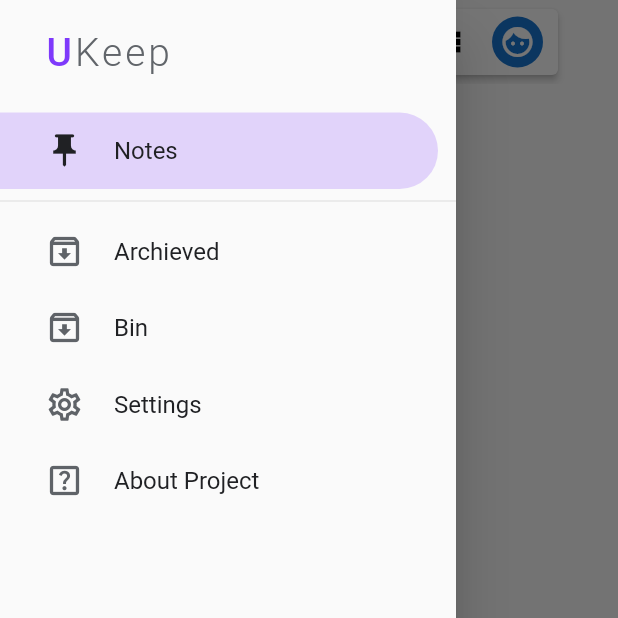
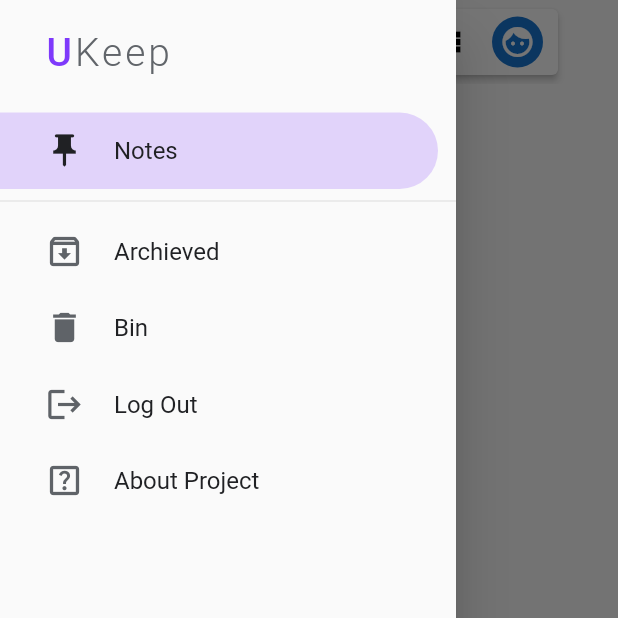
Before and after one commit to Adenugakolade-02/ukeep, a Flutter app: the screen it shows once a user with an empty profile is signed in, with the side drawer open, on a phone screen of 412 x 824 dp, the top half of it. Run offline on Flutter 3.47's test engine with Material 2 defaults, Android fonts, the phone set to English and light mode, and no system bars; our stand-ins replace cloud_firestore, firebase_auth, firebase_core; missing offline and left inert: collection_ext, flutterfire_ui; accounts and stored records are empty; statements that could not run were skipped.

Commit message:
documented and refactored the code

```diff
--- a/lib/models/commands.dart
+++ /dev/null
@@ -1,40 +0,0 @@
-import 'package:flutter/foundation.dart';
-import 'package:ukeep/imports/models.dart';
-
-@immutable
-abstract class INotecommand{
-  void execute();
-  void getTitle() => '';
-  void undo();
-}
-
-
-class NoteCommand implements INotecommand{
-
-  final String id;
-  final String uid;
-  final NoteState from;
-  final NoteState to;
-
-  NoteCommand(
-    this.id,
-    this.uid,
-    this.from,
-    this.to
-  );
-  @override
-  void execute() {
-    // TODO: implement execute
-  }
-
-  @override
-  void getTitle() {
-    // TODO: implement getTitle
-  }
-
-  @override
-  void undo() {
-    // TODO: implement undo
-  }
-
-}
--- a/lib/route_generator.dart
+++ b/lib/route_generator.dart
@@ -1,6 +1,7 @@
 import 'package:flutter/material.dart';
 import 'package:ukeep/models/note.dart';
 import 'package:ukeep/screens/noteEditor.dart';
+import 'package:ukeep/screens/sign_out_screen.dart';
 
 class RouteGenerator{
   static Route<dynamic>? generateRoute(RouteSettings settings){
@@ -19,6 +20,10 @@ class RouteGenerator{
           builder: (_) => NoteEditorScreen(note: note,)
           );
       }
+      case '/signout':
+        return MaterialPageRoute(
+          builder: (_) => const SignOut()
+          );
       default:
         return null;
     }
--- a/lib/screens/homescreen.dart
+++ b/lib/screens/homescreen.dart
@@ -1,4 +1,3 @@
-import 'package:cloud_firestore/cloud_firestore.dart';
 import 'package:flutter/material.dart';
 import 'package:flutter/services.dart';
 import 'package:provider/provider.dart';
@@ -101,7 +100,7 @@
       child: Card(
         elevation: 2,
         child: Padding(
-          padding: EdgeInsets.symmetric(vertical: 5),
+          padding: const EdgeInsets.symmetric(vertical: 5),
           child: Row(
             children: <Widget>[
               const SizedBox(width: 20,),
@@ -238,7 +237,6 @@
 
 
   Stream<List<Note?>> _createNoteStream(FilterState filter) {
-    debugPrint('streamining is about to start');
     final user = Provider.of<UserData>(context).userD;
     final userUID = user['uid'] as String;
     final sinceSignUp = DateTime.now().millisecondsSinceEpoch-
@@ -250,7 +248,7 @@
         .where('noteState', isLessThan: NoteState.archieved.index)
         .orderBy('noteState', descending: true)
       : collection.where('noteState', isEqualTo: filter.noteState.index);
-      debugPrint('Finished query');
+
 
     return (useIndexes ? fireQuery.orderBy('createdAt',descending: true): fireQuery)
               .snapshots()
--- a/lib/widgets/color_picker.dart
+++ b/lib/widgets/color_picker.dart
@@ -45,7 +45,6 @@ class ColorPicker extends StatelessWidget {
               ),
               onTap: (){
                 if (color != note.color){
-                  debugPrint("Color is choosen");
                   note.editNote(color: color);
                 }
               },
--- a/lib/widgets/drawer.dart
+++ b/lib/widgets/drawer.dart
@@ -1,6 +1,7 @@
 import 'package:flutter/material.dart';
 import 'package:provider/provider.dart';
 import 'package:ukeep/imports/models.dart';
+import 'package:flutterfire_ui/auth.dart';
 
 class AppDrawer extends StatelessWidget {
   const AppDrawer({super.key});
@@ -31,7 +32,7 @@ class AppDrawer extends StatelessWidget {
               Navigator.pop(context);
             }),
             DrawerItem(
-            iconData: Icons.archive_outlined,
+            iconData: Icons.delete,
             title: 'Bin',
             isChecked: filter.noteState == NoteState.deleted,
             onTap: (){
@@ -39,9 +40,9 @@ class AppDrawer extends StatelessWidget {
               Navigator.pop(context);
             }),
           DrawerItem(
-            iconData: Icons.settings_outlined,
-            title: 'Settings',
-            onTap: (){}
+            iconData: Icons.logout,
+            title: 'Log Out',
+            onTap: () => Navigator.pushNamed(context, '/signout')
             ),
           DrawerItem(
             iconData: Icons.help_center_outlined,
@@ -131,7 +132,7 @@ class DrawerItem extends StatelessWidget {
     children: <Widget>[
       if(iconData!=null) Icon(iconData,
       size: iconSize,
-      color: isChecked ? Color(0xFF202124) : Color(0xFF5F6368),
+      color: isChecked ? const Color(0xFF202124) : const Color(0xFF5F6368),
       ),
       const SizedBox(width: 20,),
       Text(title,
```
Also changed, not shown: lib/auth.dart (+39 -10 lines), lib/models/filter.dart (+5 -2 lines), lib/models/note.dart (+10 -4 lines), lib/models/transactions.dart (+19 -10 lines), lib/models/user.dart (+2 -10 lines), lib/screens/noteEditor.dart (+3 -6 lines), lib/screens/sign_out_screen.dart (added, +20 -0 lines), lib/widgets/actions.dart (+8 -8 lines).
